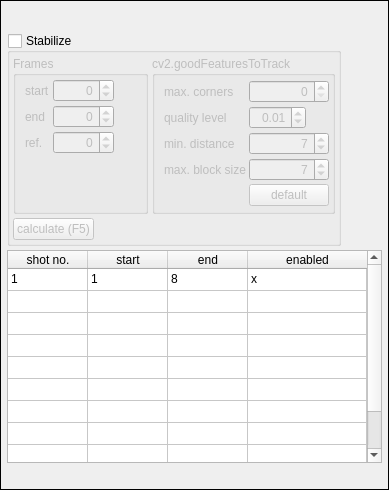
JepEtau/mco, file tools/video_editor/ui/ui_widget_stabilize.ui: the form before one commit.
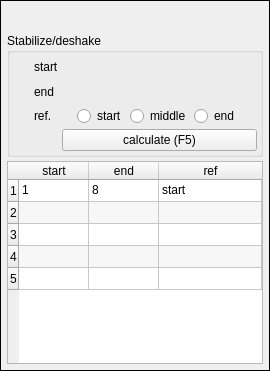
The form after the commit. Icons and pictures are not drawn.

What changed in the file:
```diff
--- a/tools/video_editor/ui/ui_widget_stabilize.ui
+++ b/tools/video_editor/ui/ui_widget_stabilize.ui
@@ -6,8 +6,8 @@
    <rect>
     <x>0</x>
     <y>0</y>
-    <width>389</width>
-    <height>490</height>
+    <width>270</width>
+    <height>371</height>
    </rect>
   </property>
   <property name="sizePolicy">
@@ -187,28 +187,16 @@
        </layout>
       </item>
       <item>
-       <widget class="QGroupBox" name="groupBox_stabilize">
-        <property name="sizePolicy">
-         <sizepolicy hsizetype="Maximum" vsizetype="Preferred">
-          <horstretch>0</horstretch>
-          <verstretch>0</verstretch>
-         </sizepolicy>
-        </property>
+       <widget class="QGroupBox" name="groupBox">
         <property name="title">
-         <string>Stabilize</string>
+         <string>Stabilize/deshake</string>
         </property>
-        <property name="checkable">
-         <bool>true</bool>
-        </property>
-        <property name="checked">
-         <bool>false</bool>
-        </property>
-        <layout class="QVBoxLayout" name="verticalLayout">
+        <layout class="QVBoxLayout" name="verticalLayout_4">
          <property name="spacing">
-          <number>4</number>
+          <number>3</number>
          </property>
          <property name="leftMargin">
-          <number>3</number>
+          <number>9</number>
          </property>
          <property name="topMargin">
           <number>3</number>
@@ -219,450 +207,123 @@
          <property name="bottomMargin">
           <number>3</number>
          </property>
+         <item>
+          <layout class="QGridLayout" name="gridLayout">
+           <property name="leftMargin">
+            <number>0</number>
+           </property>
+           <property name="spacing">
+            <number>3</number>
+           </property>
+           <item row="0" column="0">
+            <widget class="QLabel" name="label">
+             <property name="sizePolicy">
+              <sizepolicy hsizetype="Maximum" vsizetype="Preferred">
+               <horstretch>0</horstretch>
+               <verstretch>0</verstretch>
+              </sizepolicy>
+             </property>
+             <property name="text">
+              <string>start</string>
+             </property>
+            </widget>
+           </item>
+           <item row="0" column="1">
+            <widget class="QPushButton" name="pushButton_set_start">
+             <property name="sizePolicy">
+              <sizepolicy hsizetype="Maximum" vsizetype="Fixed">
+               <horstretch>0</horstretch>
+               <verstretch>0</verstretch>
+              </sizepolicy>
+             </property>
+             <property name="maximumSize">
+              <size>
+               <width>25</width>
+               <height>16777215</height>
+              </size>
+             </property>
+             <property name="text">
+              <string/>
+             </property>
+             <property name="icon">
+              <iconset>
+               <normaloff>icons/page_white_pick.png</normaloff>icons/page_white_pick.png</iconset>
+             </property>
+             <property name="flat">
+              <bool>true</bool>
+             </property>
+            </widget>
+           </item>
+           <item row="1" column="0">
+            <widget class="QLabel" name="label_3">
+             <property name="text">
+              <string>end</string>
+             </property>
+            </widget>
+           </item>
+           <item row="1" column="1">
+            <widget class="QPushButton" name="pushButton_set_end">
+             <property name="sizePolicy">
+              <sizepolicy hsizetype="Maximum" vsizetype="Fixed">
+               <horstretch>0</horstretch>
+               <verstretch>0</verstretch>
+              </sizepolicy>
+             </property>
+             <property name="maximumSize">
+              <size>
+               <width>25</width>
+               <height>16777215</height>
+              </size>
+             </property>
+             <property name="text">
+              <string/>
+             </property>
+             <property name="icon">
+              <iconset>
+               <normaloff>icons/page_white_pick.png</normaloff>icons/page_white_pick.png</iconset>
+             </property>
+             <property name="flat">
+              <bool>true</bool>
+             </property>
+            </widget>
+           </item>
+           <item row="2" column="1">
+            <layout class="QHBoxLayout" name="horizontalLayout_4">
+             <item>
+              <widget class="QRadioButton" name="radioButton_4">
+               <property name="text">
+                <string>start</string>
+               </property>
+              </widget>
+             </item>
+             <item>
+              <widget class="QRadioButton" name="radioButton_2">
+               <property name="text">
+                <string>middle</string>
+               </property>
+              </widget>
+             </item>
+             <item>
+              <widget class="QRadioButton" name="radioButton_3">
+               <property name="text">
+                <string>end</string>
+               </property>
+              </widget>
+             </item>
+            </layout>
+           </item>
+           <item row="2" column="0">
+            <widget class="QLabel" name="label_4">
+             <property name="text">
+              <string>ref.</string>
+             </property>
+            </widget>
+           </item>
+          </layout>
+         </item>
          <item>
           <layout class="QHBoxLayout" name="horizontalLayout_2">
            <item>
-            <widget class="QGroupBox" name="groupBox">
-             <property name="sizePolicy">
-              <sizepolicy hsizetype="Maximum" vsizetype="Preferred">
-               <horstretch>0</horstretch>
-               <verstretch>0</verstretch>
-              </sizepolicy>
-             </property>
-             <property name="title">
-              <string>Frames</string>
-             </property>
-             <layout class="QVBoxLayout" name="verticalLayout_4">
-              <property name="spacing">
-               <number>3</number>
-              </property>
-              <property name="leftMargin">
-               <number>9</number>
-              </property>
-              <property name="topMargin">
-               <number>3</number>
-              </property>
-              <property name="rightMargin">
-               <number>3</number>
-              </property>
-              <property name="bottomMargin">
-               <number>3</number>
-              </property>
-              <item>
-               <layout class="QGridLayout" name="gridLayout">
-                <property name="leftMargin">
-                 <number>0</number>
-                </property>
-                <property name="spacing">
-                 <number>3</number>
-                </property>
-                <item row="2" column="2">
-                 <widget class="QPushButton" name="pushButton_set_ref">
-                  <property name="sizePolicy">
-                   <sizepolicy hsizetype="Maximum" vsizetype="Fixed">
-                    <horstretch>0</horstretch>
-                    <verstretch>0</verstretch>
-                   </sizepolicy>
-                  </property>
-                  <property name="maximumSize">
-                   <size>
-                    <width>25</width>
-                    <height>16777215</height>
-                   </size>
-                  </property>
-                  <property name="text">
-                   <string/>
-                  </property>
-                  <property name="icon">
-                   <iconset>
-                    <normaloff>icons/page_white_pick.png</normaloff>icons/page_white_pick.png</iconset>
-                  </property>
-                  <property name="flat">
-                   <bool>true</bool>
-                  </property>
-                 </widget>
-                </item>
-                <item row="1" column="0">
-                 <widget class="QLabel" name="label_3">
-                  <property name="text">
-                   <string>end</string>
-                  </property>
-                 </widget>
-                </item>
-                <item row="0" column="2">
-                 <widget class="QPushButton" name="pushButton_set_start">
-                  <property name="sizePolicy">
-                   <sizepolicy hsizetype="Maximum" vsizetype="Fixed">
-                    <horstretch>0</horstretch>
-                    <verstretch>0</verstretch>
-                   </sizepolicy>
-                  </property>
-                  <property name="maximumSize">
-                   <size>
-                    <width>25</width>
-                    <height>16777215</height>
-                   </size>
-                  </property>
-                  <property name="text">
-                   <string/>
-                  </property>
-                  <property name="icon">
-                   <iconset>
-                    <normaloff>icons/page_white_pick.png</normaloff>icons/page_white_pick.png</iconset>
-                  </property>
-                  <property name="flat">
-                   <bool>true</bool>
-                  </property>
-                 </widget>
-                </item>
-                <item row="0" column="0">
-                 <widget class="QLabel" name="label">
-                  <property name="sizePolicy">
-                   <sizepolicy hsizetype="Maximum" vsizetype="Preferred">
-                    <horstretch>0</horstretch>
-                    <verstretch>0</verstretch>
-                   </sizepolicy>
-                  </property>
-                  <property name="text">
-                   <string>start</string>
-                  </property>
-                 </widget>
-                </item>
-                <item row="2" column="0">
-                 <widget class="QLabel" name="label_4">
-                  <property name="text">
-                   <string>ref.</string>
-                  </property>
-                 </widget>
-                </item>
-                <item row="1" column="2">
-                 <widget class="QPushButton" name="pushButton_set_end">
-                  <property name="sizePolicy">
-                   <sizepolicy hsizetype="Maximum" vsizetype="Fixed">
-                    <horstretch>0</horstretch>
-                    <verstretch>0</verstretch>
-                   </sizepolicy>
-                  </property>
-                  <property name="maximumSize">
-                   <size>
-                    <width>25</width>
-                    <height>16777215</height>
-                   </size>
-                  </property>
-                  <property name="text">
-                   <string/>
-                  </property>
-                  <property name="icon">
-                   <iconset>
-                    <normaloff>icons/page_white_pick.png</normaloff>icons/page_white_pick.png</iconset>
-                  </property>
-                  <property name="flat">
-                   <bool>true</bool>
-                  </property>
-                 </widget>
-                </item>
-                <item row="0" column="1">
-                 <widget class="QSpinBox" name="spinBox_frame_start">
-                  <property name="sizePolicy">
-                   <sizepolicy hsizetype="Minimum" vsizetype="Fixed">
-                    <horstretch>0</horstretch>
-                    <verstretch>0</verstretch>
-                   </sizepolicy>
-                  </property>
-                  <property name="alignment">
-                   <set>Qt::AlignRight|Qt::AlignTrailing|Qt::AlignVCenter</set>
-                  </property>
-                  <property name="minimum">
-                   <number>-1</number>
-                  </property>
-                  <property name="maximum">
-                   <number>99999</number>
-                  </property>
-                  <property name="singleStep">
-                   <number>1</number>
-                  </property>
-                  <property name="value">
-                   <number>0</number>
-                  </property>
-                 </widget>
-                </item>
-                <item row="1" column="1">
-                 <widget class="QSpinBox" name="spinBox_frame_end">
-                  <property name="sizePolicy">
-                   <sizepolicy hsizetype="Minimum" vsizetype="Fixed">
-                    <horstretch>0</horstretch>
-                    <verstretch>0</verstretch>
-                   </sizepolicy>
-                  </property>
-                  <property name="alignment">
-                   <set>Qt::AlignRight|Qt::AlignTrailing|Qt::AlignVCenter</set>
-                  </property>
-                  <property name="minimum">
-                   <number>-1</number>
-                  </property>
-                  <property name="maximum">
-                   <number>99999</number>
-                  </property>
-                  <property name="singleStep">
-                   <number>1</number>
-                  </property>
-                  <property name="value">
-                   <number>0</number>
-                  </property>
-                 </widget>
-                </item>
-                <item row="2" column="1">
-                 <widget class="QSpinBox" name="spinBox_frame_ref">
-                  <property name="sizePolicy">
-                   <sizepolicy hsizetype="Minimum" vsizetype="Fixed">
-                    <horstretch>0</horstretch>
-                    <verstretch>0</verstretch>
-                   </sizepolicy>
-                  </property>
-                  <property name="alignment">
-                   <set>Qt::AlignRight|Qt::AlignTrailing|Qt::AlignVCenter</set>
-                  </property>
-                  <property name="minimum">
-                   <number>-1</number>
-                  </property>
-                  <property name="maximum">
-                   <number>99999</number>
-                  </property>
-                  <property name="singleStep">
-                   <number>1</number>
-                  </property>
-                  <property name="value">
-                   <number>0</number>
-                  </property>
-                 </widget>
-                </item>
-               </layout>
-              </item>
-              <item>
-               <spacer name="verticalSpacer">
-                <property name="orientation">
-                 <enum>Qt::Vertical</enum>
-                </property>
-                <property name="sizeHint" stdset="0">
-                 <size>
-                  <width>20</width>
-                  <height>40</height>
-                 </size>
-                </property>
-               </spacer>
-              </item>
-             </layout>
-            </widget>
-           </item>
-           <item>
-            <widget class="QGroupBox" name="groupBox_2">
-             <property name="sizePolicy">
-              <sizepolicy hsizetype="Maximum" vsizetype="Preferred">
-               <horstretch>0</horstretch>
-               <verstretch>0</verstretch>
-              </sizepolicy>
-             </property>
-             <property name="title">
-              <string>cv2.goodFeaturesToTrack</string>
-             </property>
-             <layout class="QVBoxLayout" name="verticalLayout_9">
-              <property name="spacing">
-               <number>3</number>
-              </property>
-              <property name="leftMargin">
-               <number>9</number>
-              </property>
-              <property name="topMargin">
-               <number>3</number>
-              </property>
-              <property name="rightMargin">
-               <number>3</number>
-              </property>
-              <property name="bottomMargin">
-               <number>3</number>
-              </property>
-              <item>
-               <layout class="QGridLayout" name="gridLayout_2">
-                <property name="spacing">
-                 <number>3</number>
-                </property>
-                <item row="1" column="0">
-                 <widget class="QLabel" name="label_6">
-                  <property name="text">
-                   <string>quality level</string>
-                  </property>
-                 </widget>
-                </item>
-                <item row="2" column="1">
-                 <widget class="QSpinBox" name="spinBox_min_distance">
-                  <property name="sizePolicy">
-                   <sizepolicy hsizetype="Minimum" vsizetype="Fixed">
-                    <horstretch>0</horstretch>
-                    <verstretch>0</verstretch>
-                   </sizepolicy>
-                  </property>
-                  <property name="alignment">
-                   <set>Qt::AlignRight|Qt::AlignTrailing|Qt::AlignVCenter</set>
-                  </property>
-                  <property name="minimum">
-                   <number>1</number>
-                  </property>
-                  <property name="maximum">
-                   <number>21</number>
-                  </property>
-                  <property name="singleStep">
-                   <number>2</number>
-                  </property>
-                  <property name="value">
-                   <number>7</number>
-                  </property>
-                 </widget>
-                </item>
-                <item row="0" column="0">
-                 <widget class="QLabel" name="label_5">
-                  <property name="sizePolicy">
-                   <sizepolicy hsizetype="Maximum" vsizetype="Preferred">
-                    <horstretch>0</horstretch>
-                    <verstretch>0</verstretch>
-                   </sizepolicy>
-                  </property>
-                  <property name="text">
-                   <string>max. corners</string>
-                  </property>
-                 </widget>
-                </item>
-                <item row="3" column="0">
-                 <widget class="QLabel" name="label_8">
-                  <property name="text">
-                   <string>max. block size</string>
-                  </property>
-                 </widget>
-                </item>
-                <item row="1" column="1">
-                 <widget class="QDoubleSpinBox" name="spinBox_quality_level">
-                  <property name="sizePolicy">
-                   <sizepolicy hsizetype="Maximum" vsizetype="Fixed">
-                    <horstretch>0</horstretch>
-                    <verstretch>0</verstretch>
-                   </sizepolicy>
-                  </property>
-                  <property name="frame">
-                   <bool>true</bool>
-                  </property>
-                  <property name="alignment">
-                   <set>Qt::AlignRight|Qt::AlignTrailing|Qt::AlignVCenter</set>
-                  </property>
-                  <property name="decimals">
-                   <number>2</number>
-                  </property>
-                  <property name="singleStep">
-                   <double>0.010000000000000</double>
-                  </property>
-                  <property name="value">
-                   <double>0.010000000000000</double>
-                  </property>
-                 </widget>
-                </item>
-                <item row="0" column="1">
-                 <widget class="QSpinBox" name="spinBox_max_corners">
-                  <property name="sizePolicy">
-                   <sizepolicy hsizetype="Minimum" vsizetype="Fixed">
-                    <horstretch>0</horstretch>
-                    <verstretch>0</verstretch>
-                   </sizepolicy>
-                  </property>
-                  <property name="alignment">
-                   <set>Qt::AlignRight|Qt::AlignTrailing|Qt::AlignVCenter</set>
-                  </property>
-                  <property name="minimum">
-                   <number>0</number>
-                  </property>
-                  <property name="maximum">
-                   <number>50</number>
-                  </property>
-                  <property name="singleStep">
-                   <number>1</number>
-                  </property>
-                  <property name="value">
-                   <number>0</number>
-                  </property>
-                 </widget>
-                </item>
-                <item row="3" column="1">
-                 <widget class="QSpinBox" name="spinBox_block_size">
-                  <property name="sizePolicy">
-                   <sizepolicy hsizetype="Minimum" vsizetype="Fixed">
-                    <horstretch>0</horstretch>
-                    <verstretch>0</verstretch>
-                   </sizepolicy>
-                  </property>
-                  <property name="alignment">
-                   <set>Qt::AlignRight|Qt::AlignTrailing|Qt::AlignVCenter</set>
-                  </property>
-                  <property name="minimum">
-                   <number>1</number>
-                  </property>
-                  <property name="maximum">
-                   <number>21</number>
-                  </property>
-                  <property name="singleStep">
-                   <number>2</number>
-                  </property>
-                  <property name="value">
-                   <number>7</number>
-                  </property>
-                 </widget>
-                </item>
-                <item row="2" column="0">
-                 <widget class="QLabel" name="label_7">
-                  <property name="text">
-                   <string>min. distance</string>
-                  </property>
-                 </widget>
-                </item>
-                <item row="4" column="1">
-                 <widget class="QPushButton" name="pushButton_load_default_2">
-                  <property name="sizePolicy">
-                   <sizepolicy hsizetype="Maximum" vsizetype="Fixed">
-                    <horstretch>0</horstretch>
-                    <verstretch>0</verstretch>
-                   </sizepolicy>
-                  </property>
-                  <property name="text">
-                   <string>default</string>
-                  </property>
-                 </widget>
-                </item>
-               </layout>
-              </item>
-             </layout>
-            </widget>
-           </item>
-          </layout>
-         </item>
-         <item>
-          <layout class="QHBoxLayout" name="horizontalLayout_3">
-           <item>
-            <widget class="QPushButton" name="pushButton_calculate">
-             <property name="text">
-              <string>calculate (F5)</string>
-             </property>
-            </widget>
-           </item>
-           <item>
-            <spacer name="horizontalSpacer_2">
-             <property name="orientation">
-              <enum>Qt::Horizontal</enum>
-             </property>
-             <property name="sizeHint" stdset="0">
-              <size>
-               <width>5</width>
-               <height>20</height>
-              </size>
-             </property>
-            </spacer>
-           </item>
-           <item>
             <widget class="QPushButton" name="pushButton_undo">
              <property name="sizePolicy">
               <sizepolicy hsizetype="Maximum" vsizetype="Fixed">
@@ -682,6 +343,13 @@
              </property>
             </widget>
            </item>
+           <item>
+            <widget class="QPushButton" name="pushButton_calculate">
+             <property name="text">
+              <string>calculate (F5)</string>
+             </property>
+            </widget>
+           </item>
           </layout>
          </item>
         </layout>
@@ -689,12 +357,6 @@
       </item>
       <item>
        <widget class="QTableWidget" name="tableWidget_stabilize">
-        <property name="sizePolicy">
-         <sizepolicy hsizetype="MinimumExpanding" vsizetype="Expanding">
-          <horstretch>0</horstretch>
-          <verstretch>0</verstretch>
-         </sizepolicy>
-        </property>
         <property name="frameShape">
          <enum>QFrame::StyledPanel</enum>
         </property>
@@ -713,6 +375,9 @@
         <property name="dragDropOverwriteMode">
          <bool>false</bool>
         </property>
+        <property name="alternatingRowColors">
+         <bool>true</bool>
+        </property>
         <property name="selectionMode">
          <enum>QAbstractItemView::ContiguousSelection</enum>
         </property>
@@ -723,15 +388,18 @@
          <bool>false</bool>
         </property>
         <property name="rowCount">
-         <number>10</number>
+         <number>5</number>
         </property>
         <attribute name="horizontalHeaderDefaultSectionSize">
-         <number>80</number>
+         <number>70</number>
         </attribute>
         <attribute name="horizontalHeaderStretchLastSection">
          <bool>true</bool>
         </attribute>
         <attribute name="verticalHeaderVisible">
+         <bool>true</bool>
+        </attribute>
+        <attribute name="verticalHeaderCascadingSectionResizes">
          <bool>false</bool>
         </attribute>
         <attribute name="verticalHeaderMinimumSectionSize">
@@ -740,6 +408,12 @@
         <attribute name="verticalHeaderDefaultSectionSize">
          <number>22</number>
         </attribute>
+        <attribute name="verticalHeaderHighlightSections">
+         <bool>true</bool>
+        </attribute>
+        <attribute name="verticalHeaderStretchLastSection">
+         <bool>false</bool>
+        </attribute>
         <row>
          <property name="text">
           <string>1</string>
@@ -749,16 +423,6 @@
         <row/>
         <row/>
         <row/>
-        <row/>
-        <row/>
-        <row/>
-        <row/>
-        <row/>
-        <column>
-         <property name="text">
-          <string>shot no.</string>
-         </property>
-        </column>
         <column>
          <property name="text">
           <string>start</string>
@@ -771,7 +435,7 @@
         </column>
         <column>
          <property name="text">
-          <string>enabled</string>
+          <string>ref</string>
          </property>
         </column>
         <item row="0" column="0">
@@ -781,34 +445,16 @@
         </item>
         <item row="0" column="1">
          <property name="text">
-          <string>1</string>
-         </property>
-        </item>
-        <item row="0" column="2">
-         <property name="text">
           <string>8</string>
          </property>
         </item>
-        <item row="0" column="3">
+        <item row="0" column="2">
          <property name="text">
-          <string>x</string>
+          <string>start</string>
          </property>
         </item>
        </widget>
       </item>
-      <item>
-       <spacer name="horizontalSpacer_10">
-        <property name="orientation">
-         <enum>Qt::Horizontal</enum>
-        </property>
-        <property name="sizeHint" stdset="0">
-         <size>
-          <width>10</width>
-          <height>20</height>
-         </size>
-        </property>
-       </spacer>
-      </item>
      </layout>
     </widget>
    </item>
```
Left out of the diff: 2 changed lines with no effect on the pictures.
